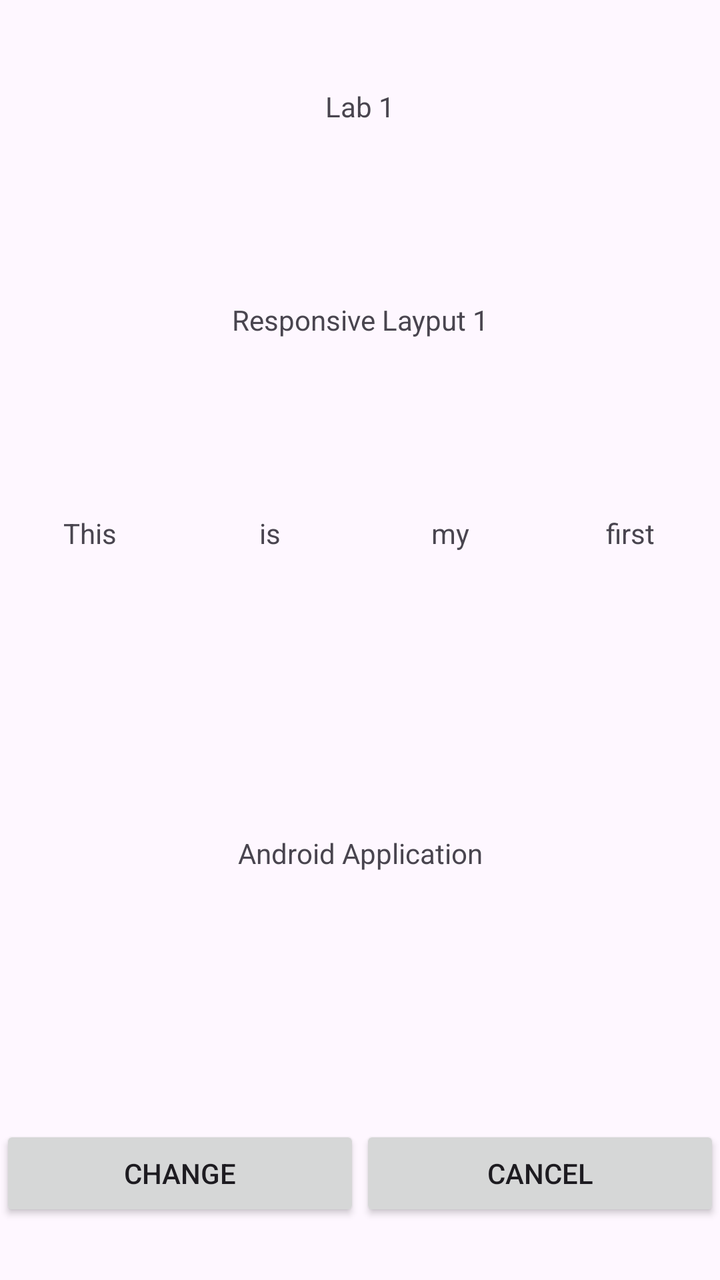
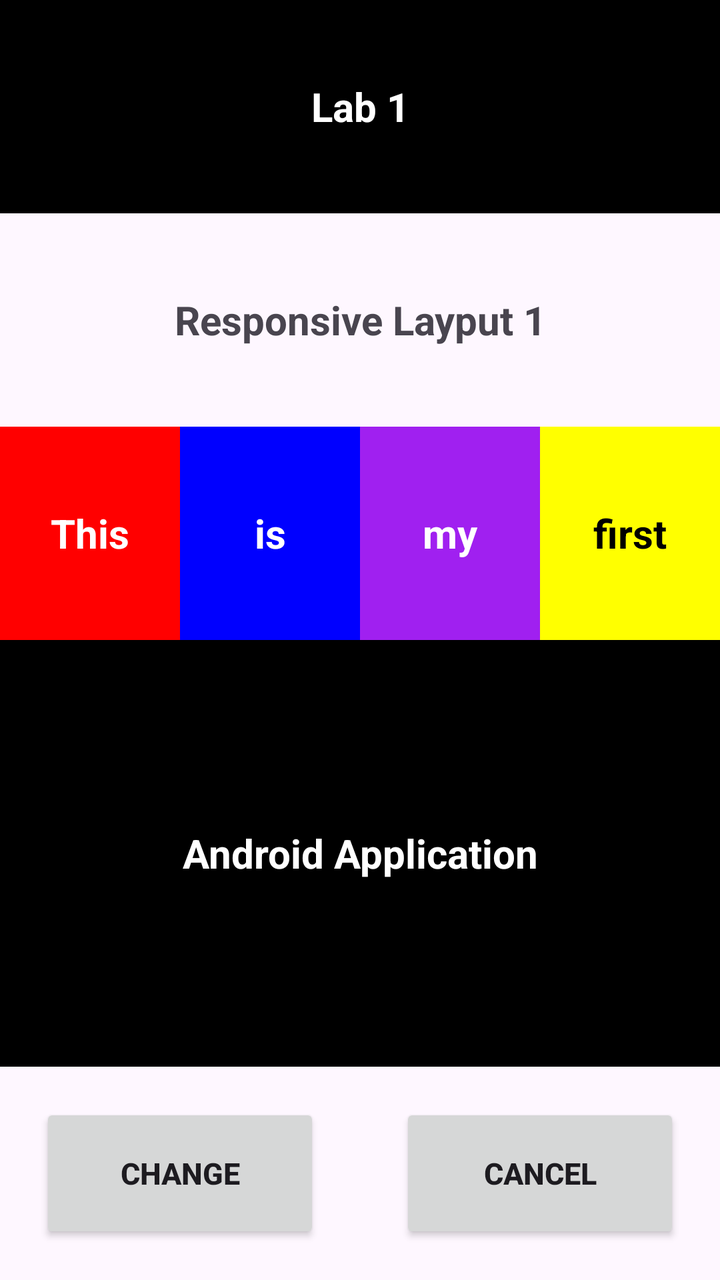

The first picture is an Android layout as it rendered before a commit; the second is the same layout after the commit. The layout source and the unified diff follow.
<!-- AndroidManifest.xml: application theme Theme.Lab1Application -->
<!-- res/layout/activity_main.xml -->
<?xml version="1.0" encoding="utf-8"?>
<LinearLayout xmlns:android="http://schemas.android.com/apk/res/android"
    xmlns:app="http://schemas.android.com/apk/res-auto"
    xmlns:tools="http://schemas.android.com/tools"
    android:id="@+id/main"
    android:layout_width="match_parent"
    android:layout_height="match_parent"
    android:orientation="vertical"
    tools:context=".MainActivity">


    <TextView
        android:layout_width="match_parent"
        android:layout_height="0dp"
        android:layout_weight="1"
        android:text="Lab 1"
        android:gravity="center"
        />
    
    <TextView
        android:layout_width="match_parent"
        android:layout_height="0dp"
        android:layout_weight="1"
        android:text="Responsive Layput 1"
        android:gravity="center"
        />
    
    <LinearLayout
        android:layout_width="match_parent"
        android:layout_height="0dp"
        android:layout_weight="1"
        android:orientation="horizontal">
        <TextView
            android:layout_width="0dp"
            android:layout_height="match_parent"
            android:layout_weight="1"
            android:text="This"
            android:gravity="center"
            />

        <TextView
            android:layout_width="0dp"
            android:layout_height="match_parent"
            android:layout_weight="1"
            android:text="is"
            android:gravity="center"
            />

        <TextView
            android:layout_width="0dp"
            android:layout_height="match_parent"
            android:layout_weight="1"
            android:text="my"
            android:gravity="center"
            />

        <TextView
            android:layout_width="0dp"
            android:layout_height="match_parent"
            android:layout_weight="1"
            android:text="first"
            android:gravity="center"
            />
    </LinearLayout>

    <TextView
        android:layout_width="match_parent"
        android:layout_height="0dp"
        android:layout_weight="2"
        android:text="Android Application"
        android:gravity="center"
        />

    <LinearLayout
        android:layout_width="match_parent"
        android:layout_height="0dp"
        android:layout_weight="1"
        android:orientation="horizontal">

        <Button
            android:layout_width="0dp"
            android:layout_height="wrap_content"
            android:layout_weight="1"
            android:text="Change"

            android:layout_gravity="center"
            />

        <Button
            android:layout_width="0dp"
            android:layout_height="wrap_content"
            android:layout_weight="1"
            android:text="Cancel"
            android:layout_gravity="center"
            />

    </LinearLayout>




</LinearLayout>
<!-- resources referenced by this layout -->
<resources>
  <style name="Theme.Lab1Application" parent="Base.Theme.Lab1Application" />
  <style name="Base.Theme.Lab1Application" parent="Theme.Material3.DayNight.NoActionBar">
          
          
      </style>
</resources>

<!-- the commit's change to res/layout/activity_main.xml (unified diff, before → after) -->
@@ -15,6 +15,10 @@
         android:layout_weight="1"
         android:text="Lab 1"
         android:gravity="center"
+        android:textSize="20dp"
+        android:textStyle="bold"
+        android:background="@color/black"
+        android:textColor="@color/white"
         />
     
     <TextView
@@ -23,6 +27,8 @@
         android:layout_weight="1"
         android:text="Responsive Layput 1"
         android:gravity="center"
+        android:textSize="20dp"
+        android:textStyle="bold"
         />
     
     <LinearLayout
@@ -36,6 +42,10 @@
             android:layout_weight="1"
             android:text="This"
             android:gravity="center"
+            android:textSize="20dp"
+            android:textStyle="bold"
+            android:background="@color/red"
+            android:textColor="@color/white"
             />
 
         <TextView
@@ -44,6 +54,10 @@
             android:layout_weight="1"
             android:text="is"
             android:gravity="center"
+            android:textSize="20dp"
+            android:textStyle="bold"
+            android:background="@color/blue"
+            android:textColor="@color/white"
             />
 
         <TextView
@@ -52,6 +66,10 @@
             android:layout_weight="1"
             android:text="my"
             android:gravity="center"
+            android:textSize="20dp"
+            android:textStyle="bold"
+            android:background="@color/purple"
+            android:textColor="@color/white"
             />
 
         <TextView
@@ -60,6 +78,10 @@
             android:layout_weight="1"
             android:text="first"
             android:gravity="center"
+            android:textSize="20dp"
+            android:textStyle="bold"
+            android:background="@color/yellow"
+            android:textColor="@color/black"
             />
     </LinearLayout>
 
@@ -69,6 +91,10 @@
         android:layout_weight="2"
         android:text="Android Application"
         android:gravity="center"
+        android:textSize="20dp"
+        android:textStyle="bold"
+        android:background="@color/black"
+        android:textColor="@color/white"
         />
 
     <LinearLayout
@@ -79,24 +105,25 @@
 
         <Button
             android:layout_width="0dp"
-            android:layout_height="wrap_content"
+            android:layout_height="70dp"
             android:layout_weight="1"
             android:text="Change"
-
             android:layout_gravity="center"
+            android:gravity="center"
+            android:layout_marginHorizontal="20dp"
+            android:textSize="15dp"
+            android:textStyle="bold"
             />
 
         <Button
             android:layout_width="0dp"
-            android:layout_height="wrap_content"
+            android:layout_height="70dp"
             android:layout_weight="1"
             android:text="Cancel"
             android:layout_gravity="center"
+            android:layout_marginHorizontal="20dp"
+            android:textSize="15dp"
+            android:textStyle="bold"
             />
-
     </LinearLayout>
-
-
-
-
 </LinearLayout>
<!-- resource entries referenced after the edit -->
@@ -1,5 +1,11 @@
 <!-- resources referenced by this layout -->
 <resources>
+  <color name="black">#FF000000</color>
+  <color name="blue">#0000FF</color>
+  <color name="purple">#A020F0</color>
+  <color name="red">#FF0000</color>
+  <color name="white">#FFFFFFFF</color>
+  <color name="yellow">#FFFF00</color>
   <style name="Theme.Lab1Application" parent="Base.Theme.Lab1Application" />
   <style name="Base.Theme.Lab1Application" parent="Theme.Material3.DayNight.NoActionBar">
           
